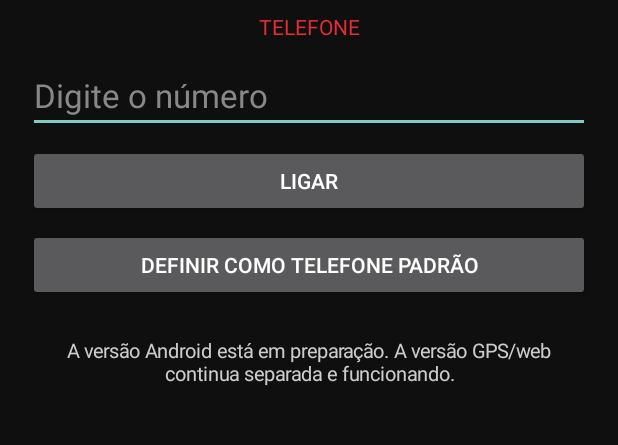
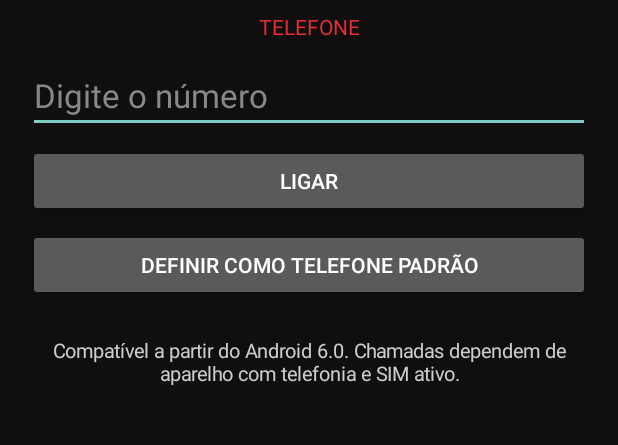
Before and after one commit to drimorais031-cyber/-Morais-Drive, an Android app: the screen it shows after launch (MainActivity), after a tap on "DEFINIR COMO TELEFONE PADRÃO", on a phone screen of 412 x 824 dp, the part 459-904 px from its top. Run offline under Robolectric (Android 15) with nearby library versions, the phone set to English and light mode, and no system bars.

Commit message:
Amplia compatibilidade Android 6+ e melhora chamadas

```diff
--- a/android/app/src/main/java/br/com/moraisdrive/MainActivity.kt
+++ b/android/app/src/main/java/br/com/moraisdrive/MainActivity.kt
@@ -4,6 +4,7 @@ import android.app.Activity
 import android.app.role.RoleManager
 import android.content.Intent
 import android.net.Uri
+import android.os.Build
 import android.os.Bundle
 import android.telecom.TelecomManager
 import android.view.Gravity
@@ -60,7 +61,7 @@ class MainActivity : Activity() {
             setOnClickListener { requestDialerRole() }
         }, match())
         root.addView(TextView(this).apply {
-            text = "A versão Android está em preparação. A versão GPS/web continua separada e funcionando."
+            text = "Compatível a partir do Android 6.0. Chamadas dependem de aparelho com telefonia e SIM ativo."
             textSize = 13f
             setTextColor(android.graphics.Color.LTGRAY)
             gravity = Gravity.CENTER
@@ -68,32 +69,54 @@ class MainActivity : Activity() {
         }, match())
         setContentView(root)
 
-        intent?.data?.schemeSpecificPart?.let { number.setText(it) }
+        if (intent?.action == Intent.ACTION_DIAL) {
+            intent.data?.schemeSpecificPart?.let { number.setText(it) }
+        }
     }
 
+    @Suppress("DEPRECATION")
     private fun requestDialerRole() {
-        val roleManager = getSystemService(RoleManager::class.java)
-        if (roleManager?.isRoleAvailable(RoleManager.ROLE_DIALER) == true &&
-            !roleManager.isRoleHeld(RoleManager.ROLE_DIALER)) {
-            startActivityForResult(roleManager.createRequestRoleIntent(RoleManager.ROLE_DIALER), 100)
-        } else {
-            Toast.makeText(this, "O Morais Drive já é o telefone padrão ou esta função não está disponível.", Toast.LENGTH_LONG).show()
+        try {
+            if (Build.VERSION.SDK_INT >= Build.VERSION_CODES.Q) {
+                val roleManager = getSystemService(RoleManager::class.java)
+                if (roleManager != null && roleManager.isRoleAvailable(RoleManager.ROLE_DIALER)) {
+                    if (!roleManager.isRoleHeld(RoleManager.ROLE_DIALER)) {
+                        startActivityForResult(roleManager.createRequestRoleIntent(RoleManager.ROLE_DIALER), 100)
+                    } else {
+                        toast("O Morais Drive já é o telefone padrão.")
+                    }
+                } else {
+                    toast("Este aparelho não disponibilizou a função de telefone padrão.")
+                }
+            } else {
+                val telecom = getSystemService(TELECOM_SERVICE) as TelecomManager
+                val changeDefault = Intent(TelecomManager.ACTION_CHANGE_DEFAULT).apply {
+                    putExtra(TelecomManager.EXTRA_CHANGE_DEFAULT_DIALER_PACKAGE_NAME, packageName)
+                }
+                startActivity(changeDefault)
+            }
+        } catch (e: Exception) {
+            toast("Não foi possível abrir a configuração de telefone padrão neste aparelho.")
         }
     }
 
     private fun makeCall() {
         val value = number.text.toString().trim()
         if (value.isBlank()) {
-            Toast.makeText(this, "Digite um número.", Toast.LENGTH_SHORT).show()
+            toast("Digite um número.")
             return
         }
         try {
             val telecom = getSystemService(TELECOM_SERVICE) as TelecomManager
             telecom.placeCall(Uri.fromParts("tel", value, null), Bundle())
         } catch (e: SecurityException) {
-            Toast.makeText(this, "Defina o Morais Drive como telefone padrão e conceda as permissões necessárias.", Toast.LENGTH_LONG).show()
+            toast("Defina o Morais Drive como telefone padrão e verifique as permissões de telefone.")
+        } catch (e: Exception) {
+            toast("Não foi possível iniciar a chamada. Verifique o chip e a rede.")
         }
     }
 
+    private fun toast(message: String) = Toast.makeText(this, message, Toast.LENGTH_LONG).show()
+
     private fun match() = LinearLayout.LayoutParams(ViewGroup.LayoutParams.MATCH_PARENT, ViewGroup.LayoutParams.WRAP_CONTENT).apply { topMargin = 12 }
 }
```
